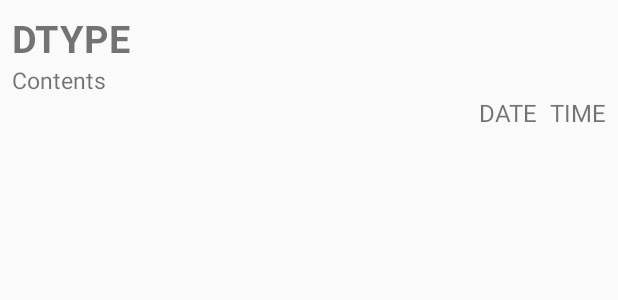
After one commit to godokan/Drunken-Diary, an Android app: the layout recyclerview.xml on its own in the app's theme, with its tools: preview values and no code run, on a phone screen of 412 x 824 dp. The commit adds this screen. Shown: the top 300 px of the screen. Run offline under Robolectric (Android 15) with nearby library versions, the phone set to English and light mode, and no system bars.

Commit message:
리스트뷰 -> 리사이클뷰

```diff
--- a/app/build.gradle
+++ b/app/build.gradle
@@ -33,6 +33,7 @@ dependencies {
     implementation 'androidx.appcompat:appcompat:1.5.1'
     implementation 'com.google.android.material:material:1.6.1'
     implementation 'androidx.constraintlayout:constraintlayout:2.1.3'
+    implementation 'androidx.recyclerview:recyclerview:1.2.1'
     testImplementation 'junit:junit:4.13.2'
     androidTestImplementation 'androidx.test.ext:junit:1.1.3'
     androidTestImplementation 'androidx.test.espresso:espresso-core:3.4.0'
--- a/app/src/main/res/layout/detailaccess.xml
+++ b/app/src/main/res/layout/detailaccess.xml
@@ -3,11 +3,11 @@
     android:orientation="vertical"
     android:layout_width="match_parent"
     android:layout_height="match_parent">
-    <ListView
+    <androidx.recyclerview.widget.RecyclerView
         android:layout_width="match_parent"
         android:layout_height="0dp"
         android:layout_weight="1"
-        android:id="@+id/listView"/>
+        android:id="@+id/recyclerView"/>
     <Button
         android:layout_width="match_parent"
         android:layout_height="50dp"
--- /dev/null
+++ b/app/src/main/res/layout/recyclerview.xml
@@ -0,0 +1,45 @@
+<?xml version="1.0" encoding="utf-8"?>
+<LinearLayout xmlns:android="http://schemas.android.com/apk/res/android"
+    xmlns:tools="http://schemas.android.com/tools"
+    android:orientation="vertical"
+    android:layout_width="match_parent"
+    android:layout_height="wrap_content"
+    android:id="@+id/itemBoard">
+    <TextView
+        android:id="@+id/dtype"
+        android:layout_width="match_parent"
+        android:layout_height="wrap_content"
+        android:layout_marginTop="8sp"
+        android:layout_marginStart="8sp"
+        android:textSize="25sp"
+        android:textStyle="bold"
+        tools:text="DTYPE" />
+    <TextView
+        android:id="@+id/description"
+        android:layout_width="match_parent"
+        android:layout_height="wrap_content"
+        android:textSize="15sp"
+        android:layout_marginStart="8dp"
+        tools:text="Contents" />
+    <LinearLayout
+        android:layout_width="wrap_content"
+        android:layout_height="wrap_content"
+        android:layout_gravity="end"
+        android:layout_marginBottom="8dp"
+        android:orientation="horizontal">
+        <TextView
+            android:id="@+id/date"
+            android:layout_width="match_parent"
+            android:layout_height="wrap_content"
+            android:layout_marginEnd="8dp"
+            android:textSize="16sp"
+            tools:text="DATE" />
+        <TextView
+            android:id="@+id/time"
+            android:layout_width="wrap_content"
+            android:layout_height="wrap_content"
+            android:layout_marginEnd="8dp"
+            android:textSize="16sp"
+            tools:text="TIME" />
+    </LinearLayout>
+</LinearLayout>
```
Also changed, not shown: app/src/main/java/com/example/drunkendiary/DetailAccess.java (+12 -10 lines).
